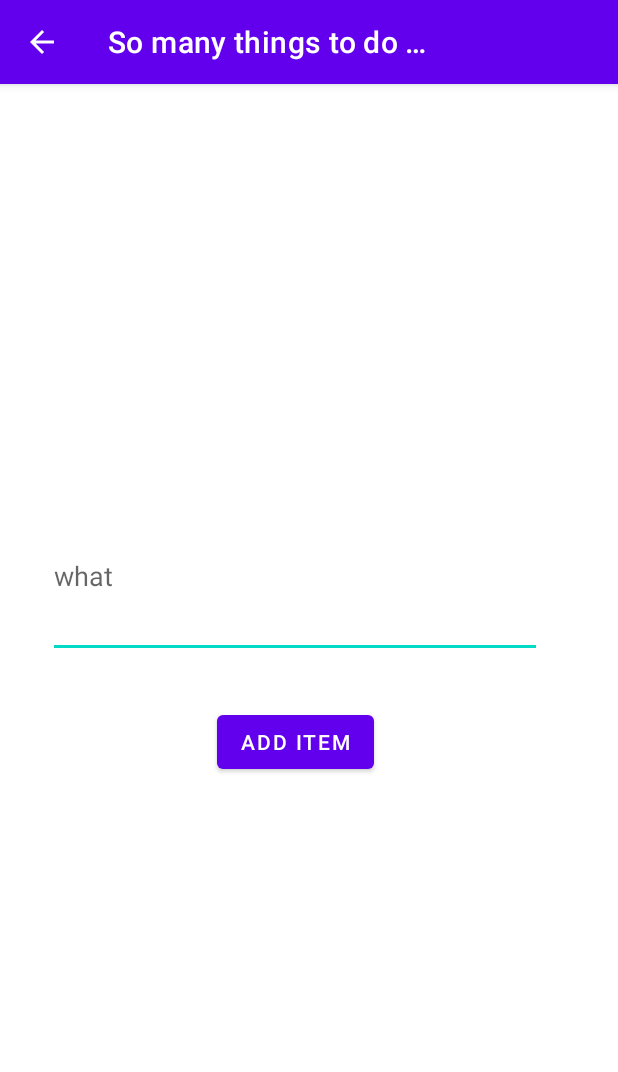
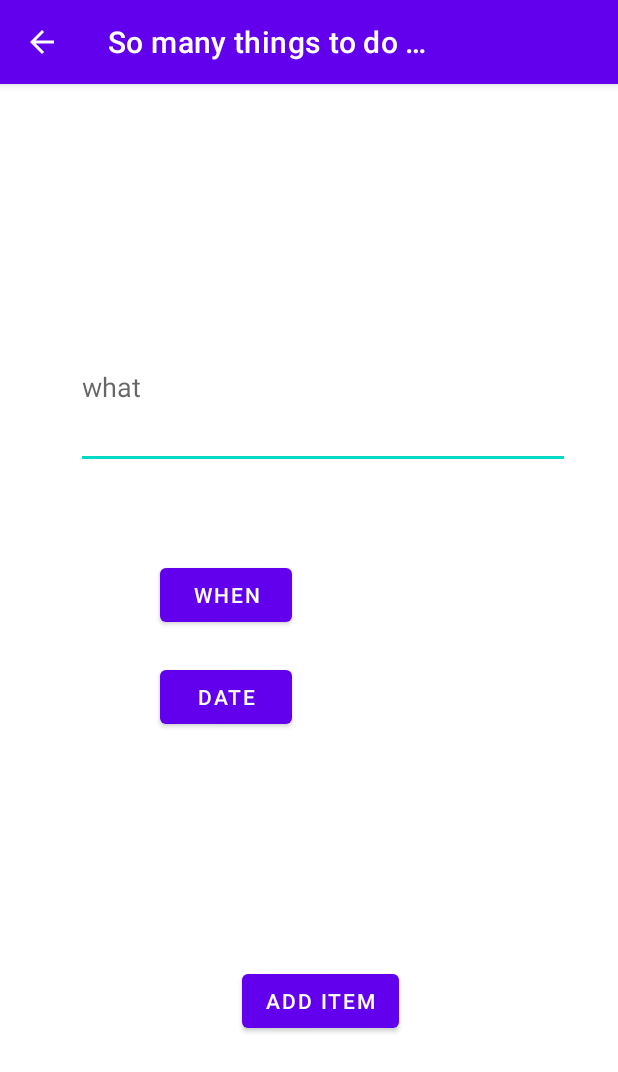
Before and after one commit to falistra/todolist, an Android app: the ItemInsert screen opened directly, with no data from a screen before it, on a phone screen of 412 x 824 dp. Shown: the top 1072 px of the screen. Run offline under Robolectric (Android 15) with nearby library versions, the phone set to English and light mode, and no system bars; our stand-ins replace Firebase (no records; nobody signed in at launch, a user with empty details on screens opened directly).

```diff
--- a/app/src/main/java/com/zanasi/todolistapp/ItemInsert.kt
+++ b/app/src/main/java/com/zanasi/todolistapp/ItemInsert.kt
@@ -2,11 +2,12 @@ package com.zanasi.todolistapp
 
 import androidx.appcompat.app.AppCompatActivity
 import android.os.Bundle
+import android.util.Log
 import android.widget.Button
 import android.widget.EditText
+import android.widget.TextView
 import android.widget.Toast
 import com.google.firebase.database.DatabaseReference
-import com.google.firebase.database.FirebaseDatabase
 
 class ItemInsert : AppCompatActivity() {
 
@@ -18,9 +19,24 @@ class ItemInsert : AppCompatActivity() {
         super.onCreate(savedInstanceState)
         setContentView(R.layout.activity_item_insert)
 
+
+        val bottoneWhen: Button = findViewById(R.id.whenButton)
+        bottoneWhen.setOnClickListener {
+            val setTime = SetTime(findViewById(R.id.whenText))
+            setTime.show(supportFragmentManager, "timePicker")
+        }
+
+        val buttonDate : Button = findViewById(R.id.dateButton)
+        buttonDate.setOnClickListener {
+            val setDate = SetDate(findViewById(R.id.dateText))
+            setDate.show(supportFragmentManager, "datePicker")
+        }
+
         val bottoneAdd: Button = findViewById(R.id.addItemConfirm)
         bottoneAdd.setOnClickListener {
             val what : EditText = findViewById(R.id.editText_what)
+            val quandoTime : TextView = findViewById(R.id.whenText)
+            val quandoData : TextView = findViewById(R.id.dateText)
 
             if (what.text.toString().isEmpty()) {
                 Toast.makeText(applicationContext, getString(R.string.noWhatIns), Toast.LENGTH_SHORT).show()
@@ -32,6 +48,8 @@ class ItemInsert : AppCompatActivity() {
                 database = (this.application as MyApplication).database!!
 
                 todoItemData.itemDataText = what.text.toString()
+                todoItemData.itemTime = quandoTime.text.toString()
+                todoItemData.itemDate = quandoData.text.toString()
 
                 // eventuali altri dati , legati al singolo item
 /*
--- a/app/src/main/java/com/zanasi/todolistapp/ToDoModel.kt
+++ b/app/src/main/java/com/zanasi/todolistapp/ToDoModel.kt
@@ -6,6 +6,8 @@ class ToDoModel {
     }
     var UID : String? = null
     var itemDataText: String? = null
+    var itemTime: String? = null
+    var itemDate: String? = null
     var itemWhoText: String? = null
     var itemWhyText: String? = null
     var itemWhereText: String? = null
--- a/app/src/main/res/layout/activity_item_insert.xml
+++ b/app/src/main/res/layout/activity_item_insert.xml
@@ -7,35 +7,17 @@
     tools:context=".ItemInsert">
 
     <androidx.constraintlayout.widget.ConstraintLayout
+        android:id="@+id/constraintLayout"
         android:layout_width="wrap_content"
         android:layout_height="wrap_content"
-        android:layout_marginStart="16dp"
         app:layout_constraintBottom_toBottomOf="parent"
+        app:layout_constraintEnd_toEndOf="parent"
+        app:layout_constraintHorizontal_bias="0.68"
         app:layout_constraintStart_toStartOf="parent"
-        app:layout_constraintTop_toTopOf="parent">
+        app:layout_constraintTop_toTopOf="parent"
+        app:layout_constraintVertical_bias="0.296">
 
-        <EditText
-            android:id="@+id/editText_what"
-            android:layout_width="329dp"
-            android:layout_height="77dp"
-            android:layout_marginStart="16dp"
-            android:layout_marginTop="24dp"
-            android:layout_marginEnd="16dp"
-            android:width="320dp"
-            android:ems="10"
-            android:gravity="start|top"
-            android:hint="@string/what_hint"
-            android:importantForAutofill="no"
-            android:inputType="textMultiLine"
-            android:minHeight="60dp"
-            android:textColor="#78909C"
-            app:layout_constraintEnd_toEndOf="parent"
-            app:layout_constraintHorizontal_bias="0.5"
-            app:layout_constraintStart_toStartOf="parent"
-            app:layout_constraintTop_toTopOf="parent"
-            app:layout_constraintVertical_chainStyle="spread" />
-
-<!--
+        <!--
         <EditText
             android:id="@+id/editText_who"
             android:layout_width="340dp"
@@ -129,20 +111,89 @@
             app:layout_constraintHorizontal_bias="0.807"
             app:layout_constraintStart_toEndOf="@+id/editTextDate" />
 -->
+
+        <TextView
+            android:id="@+id/dateText"
+            android:layout_width="0dp"
+            android:layout_height="wrap_content"
+            android:layout_marginStart="60dp"
+            android:layout_marginTop="42dp"
+            android:layout_marginBottom="56dp"
+            android:text="@string/textWhen"
+            android:textSize="24sp"
+            android:textStyle="bold"
+            app:layout_constraintBottom_toBottomOf="parent"
+            app:layout_constraintStart_toEndOf="@+id/dateButton"
+            app:layout_constraintTop_toBottomOf="@+id/whenText"
+            app:layout_constraintVertical_bias="1.0" />
+
+        <EditText
+            android:id="@+id/editText_what"
+            android:layout_width="329dp"
+            android:layout_height="77dp"
+            android:layout_marginStart="16dp"
+            android:layout_marginTop="60dp"
+            android:layout_marginEnd="16dp"
+            android:width="320dp"
+            android:ems="10"
+            android:gravity="start|top"
+            android:hint="@string/what_hint"
+            android:importantForAutofill="no"
+            android:inputType="textMultiLine"
+            android:minHeight="60dp"
+            android:textColor="#78909C"
+            app:layout_constraintEnd_toEndOf="parent"
+            app:layout_constraintHorizontal_bias="0.0"
+            app:layout_constraintStart_toStartOf="parent"
+            app:layout_constraintTop_toTopOf="parent"
+            app:layout_constraintVertical_chainStyle="spread" />
+
         <Button
-            android:id="@+id/addItemConfirm"
+            android:id="@+id/whenButton"
             android:layout_width="wrap_content"
             android:layout_height="wrap_content"
-            android:layout_marginTop="32dp"
-            android:layout_marginBottom="24dp"
-            android:text="@string/addItem"
+            android:layout_marginStart="72dp"
+            android:layout_marginTop="60dp"
+            android:layout_marginBottom="32dp"
+            android:text="@string/pick_time"
             app:layout_constraintBottom_toBottomOf="parent"
-            app:layout_constraintEnd_toEndOf="parent"
             app:layout_constraintStart_toStartOf="parent"
             app:layout_constraintTop_toBottomOf="@+id/editText_what"
-            app:layout_constraintVertical_bias="0.024" />
+            app:layout_constraintVertical_bias="0.0" />
+
+        <TextView
+            android:id="@+id/whenText"
+            android:layout_width="0dp"
+            android:layout_height="wrap_content"
+            android:layout_marginStart="60dp"
+            android:layout_marginTop="63dp"
+            android:text="@string/textWhen"
+            android:textSize="24sp"
+            android:textStyle="bold"
+            app:layout_constraintStart_toEndOf="@+id/whenButton"
+            app:layout_constraintTop_toBottomOf="@+id/editText_what" />
+
+        <Button
+            android:id="@+id/dateButton"
+            android:layout_width="wrap_content"
+            android:layout_height="wrap_content"
+            android:layout_marginStart="72dp"
+            android:layout_marginTop="20dp"
+            android:text="@string/dateButton"
+            app:layout_constraintStart_toStartOf="parent"
+            app:layout_constraintTop_toBottomOf="@+id/whenButton" />
 
 
     </androidx.constraintlayout.widget.ConstraintLayout>
 
+    <Button
+        android:id="@+id/addItemConfirm"
+        android:layout_width="wrap_content"
+        android:layout_height="wrap_content"
+        android:layout_marginStart="161dp"
+        android:layout_marginTop="104dp"
+        android:text="@string/addItem"
+        app:layout_constraintStart_toStartOf="parent"
+        app:layout_constraintTop_toBottomOf="@+id/constraintLayout" />
+
 </androidx.constraintlayout.widget.ConstraintLayout>
--- a/app/src/main/res/values/strings.xml
+++ b/app/src/main/res/values/strings.xml
@@ -47,6 +47,9 @@
     <string name="attachment_summary_off">attachment_summary_off</string>
     <string name="attachment_summary_on">attachment_summary_on</string>
     <string name="attachment_title">attachment_title</string>
+    <string name="pick_time">when</string>
+    <string name="textWhen" />
+    <string name="dateButton">date</string>
 
 
 </resources>
```
Also changed, not shown: app/src/main/java/com/zanasi/todolistapp/ItemInfo.kt (+8 -0 lines), app/src/main/java/com/zanasi/todolistapp/SetDateTime.kt (added, +50 -0 lines), app/src/main/res/layout/activity_item_info.xml (+16 -1 lines), 2 other files.
